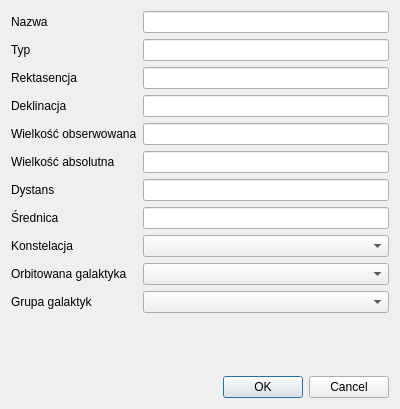
The window that application/gui/form-galaxy.ui (Ztrk/database-project) describes before a commit, drawn with Qt 5.
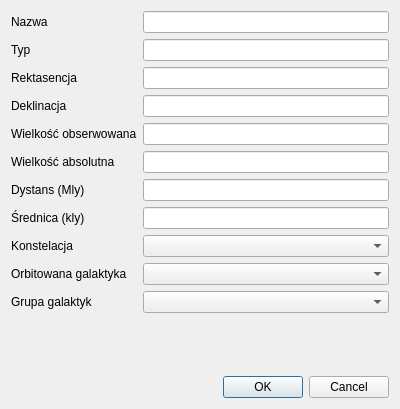
The same window after the commit.

Commit message: Add units to table headers and form labels

Patch:
```diff
--- a/application/gui/form-galaxy.ui
+++ b/application/gui/form-galaxy.ui
@@ -79,7 +79,7 @@
      <item row="6" column="0">
       <widget class="QLabel" name="dystansLabel">
        <property name="text">
-        <string>Dystans</string>
+        <string>Dystans (Mly)</string>
        </property>
       </widget>
      </item>
@@ -89,7 +89,7 @@
      <item row="7" column="0">
       <widget class="QLabel" name="diameter_label">
        <property name="text">
-        <string>Średnica</string>
+        <string>Średnica (kly)</string>
        </property>
       </widget>
      </item>
```
The commit also changes 6 other files.
